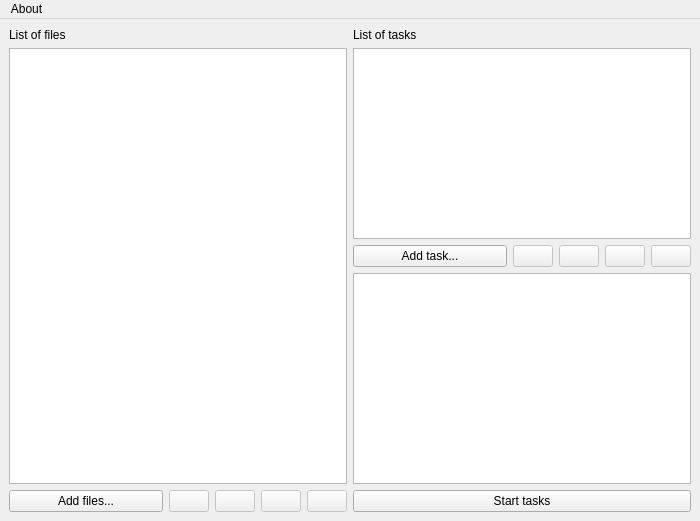
Above: src/windows/ImageUpscalerQt.ui from GRAPHENE9932/ImageUpscalerQt before the change. Below: the same form after it.
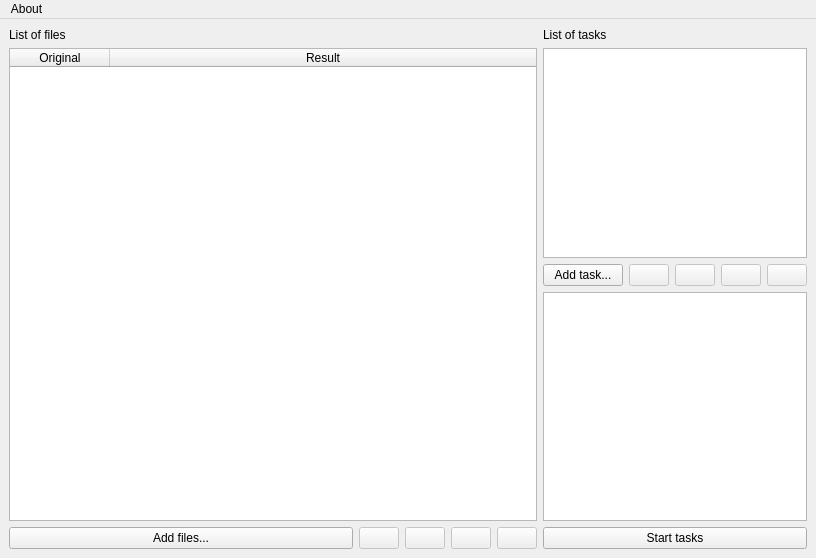
That is the form after the change. Icons and pictures are not drawn.

Commit message: Replace the file list with file table which includes also output path.

What changed in the file:
```diff
--- a/src/windows/ImageUpscalerQt.ui
+++ b/src/windows/ImageUpscalerQt.ui
@@ -6,8 +6,8 @@
    <rect>
     <x>0</x>
     <y>0</y>
-    <width>700</width>
-    <height>521</height>
+    <width>816</width>
+    <height>558</height>
    </rect>
   </property>
   <property name="windowTitle">
@@ -21,7 +21,7 @@
    <property name="enabled">
     <bool>true</bool>
    </property>
-   <layout class="QHBoxLayout" name="horizontalLayout" stretch="1,1">
+   <layout class="QHBoxLayout" name="horizontalLayout" stretch="1,0">
     <item>
      <layout class="QVBoxLayout" name="file_list_layout">
       <item>
@@ -32,7 +32,33 @@
        </widget>
       </item>
       <item>
-       <widget class="QListWidget" name="file_list_widget"/>
+       <widget class="QTableWidget" name="file_list_table">
+        <property name="editTriggers">
+         <set>QAbstractItemView::NoEditTriggers</set>
+        </property>
+        <property name="selectionMode">
+         <enum>QAbstractItemView::SingleSelection</enum>
+        </property>
+        <attribute name="horizontalHeaderMinimumSectionSize">
+         <number>10</number>
+        </attribute>
+        <attribute name="horizontalHeaderStretchLastSection">
+         <bool>true</bool>
+        </attribute>
+        <attribute name="verticalHeaderVisible">
+         <bool>false</bool>
+        </attribute>
+        <column>
+         <property name="text">
+          <string>Original</string>
+         </property>
+        </column>
+        <column>
+         <property name="text">
+          <string>Result</string>
+         </property>
+        </column>
+       </widget>
       </item>
       <item>
        <layout class="QHBoxLayout" name="file_list_button_layout" stretch="1,0,0,0,0">
@@ -229,8 +255,8 @@
     <rect>
      <x>0</x>
      <y>0</y>
-     <width>700</width>
-     <height>30</height>
+     <width>816</width>
+     <height>28</height>
     </rect>
    </property>
    <widget class="QMenu" name="menu_about">
```
Left out of the diff: 16 changed lines with no effect on the pictures. The commit also changes 6 other files.
